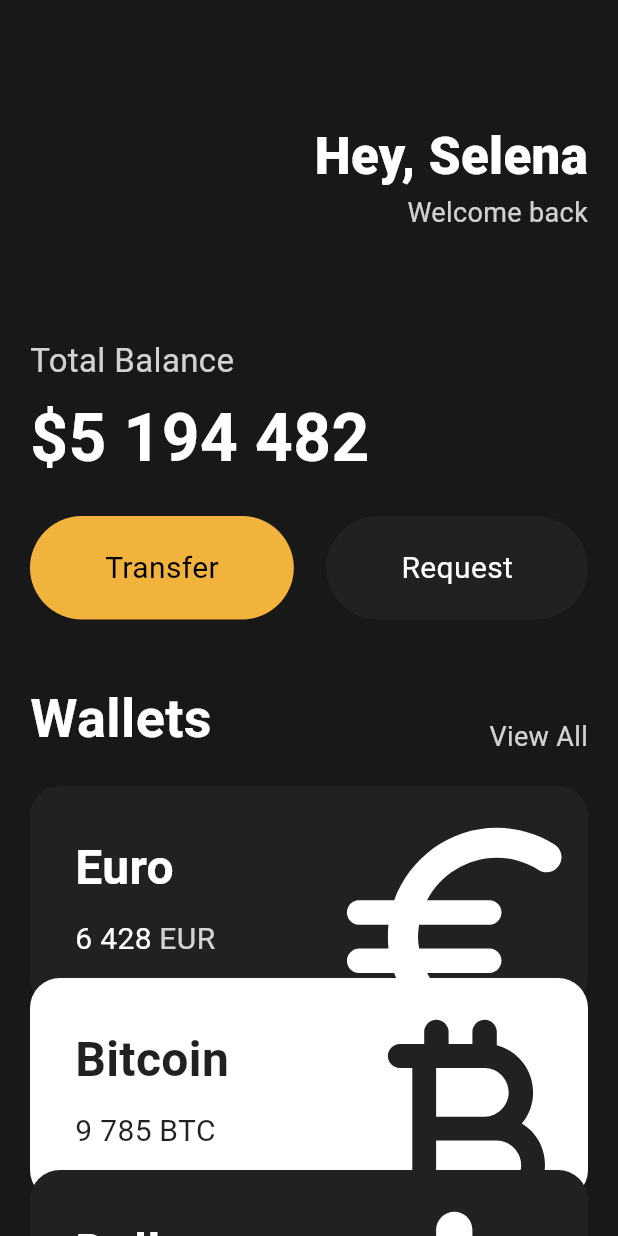
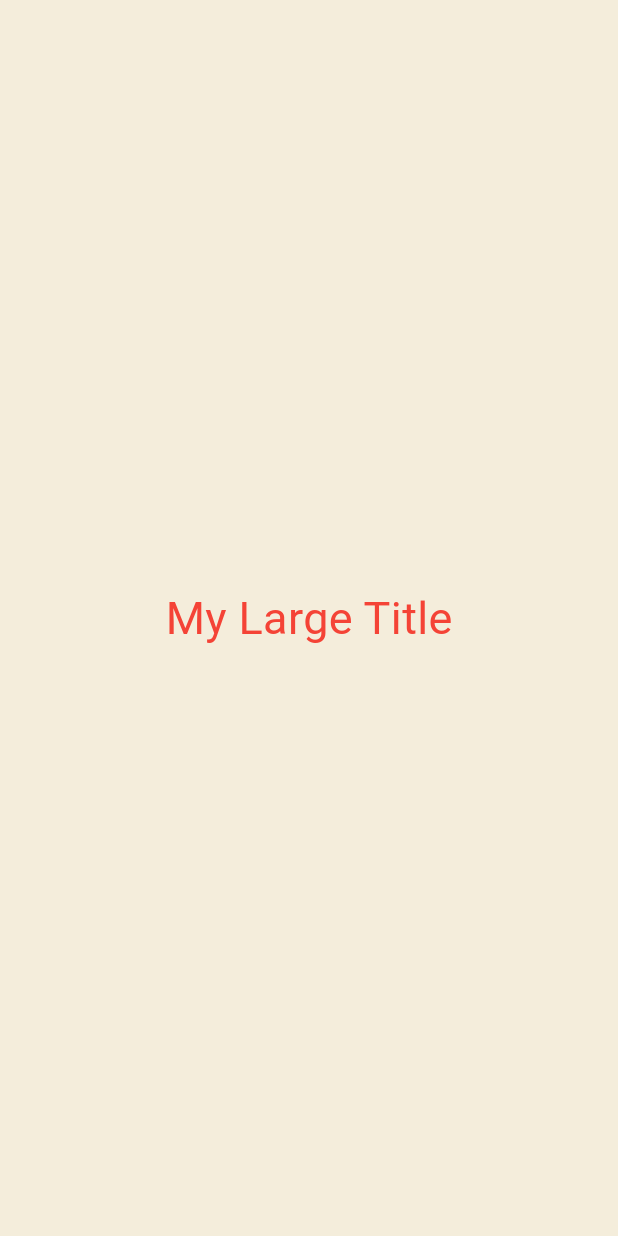
Before and after one commit to wogud556/FlutterHQ, a Flutter app: the screen it shows after launch, on a phone screen of 412 x 824 dp. Run offline on Flutter 3.47's test engine with Material 3 defaults, Android fonts, the phone set to English and light mode, and no system bars.

Commit message:
20240224

```diff
--- a/Flutter_Nomad/project/toonflix/lib/main.dart
+++ b/Flutter_Nomad/project/toonflix/lib/main.dart
@@ -22,146 +22,67 @@ void main() {
   runApp(const App());
 }
 
-class App extends StatelessWidget {
+class App extends StatefulWidget {
   const App({super.key});
 
+  @override
+  State<App> createState() => _AppState();
+}
+
+class _AppState extends State<App> {
   //statelessWidget은 widget을 상속받으므로 build를 구현해야함
+  List<int> numbers = [];
+
+  void onClicked() {
+    setState(() {
+      numbers.add(numbers.length);
+    });
+  }
+
+  void onClicked2() {
+    setState(() {
+      numbers.removeLast();
+    });
+  }
+
   @override
   Widget build(BuildContext context) {
     // TODO: implement build
     //머터리얼이나 쿠퍼티노를 리턴해줌
     return MaterialApp(
-      home: Scaffold(
-        // 화면의 구성이나 구조같은 것을 지정해주는 클래스
-        //입력코드로 색상 입력 Color(0xFF181818)
-        //Color.fromRGBO(255,255,255,255)
-        backgroundColor: const Color(0xFF181818),
-        body: SingleChildScrollView(
-          child: Padding(
-            padding: const EdgeInsets.symmetric(horizontal: 20),
-            child: Column(
-              crossAxisAlignment: CrossAxisAlignment.start,
-              children: [
-                const SizedBox(
-                  height: 80,
-                ),
-                Row(
-                  //메인의 위치
-                  mainAxisAlignment: MainAxisAlignment.end,
-                  children: [
-                    Column(
-                      //해당 Children의 위치
-                      crossAxisAlignment: CrossAxisAlignment.end,
-                      children: [
-                        const Text(
-                          'Hey, Selena',
-                          style: TextStyle(
-                            color: Colors.white,
-                            fontSize: 34,
-                            fontWeight: FontWeight.w800,
-                          ),
-                        ),
-                        Text(
-                          'Welcome back',
-                          style: TextStyle(
-                              color: Colors.white.withOpacity(0.8),
-                              fontSize: 18),
-                        ),
-                      ],
-                    )
-                  ],
-                ),
-                const SizedBox(
-                  height: 70,
-                ),
-                Text(
-                  'Total Balance',
-                  style: TextStyle(
-                    fontSize: 22,
-                    color: Colors.white.withOpacity(0.8),
-                  ),
-                ),
-                const SizedBox(
-                  height: 5,
-                ),
-                const Text(
-                  '\$5 194 482',
-                  style: TextStyle(
-                    fontSize: 44,
-                    fontWeight: FontWeight.w600,
-                    color: Colors.white,
-                  ),
-                ),
-                const SizedBox(
-                  height: 20,
-                ),
-                const Row(
-                  mainAxisAlignment: MainAxisAlignment.spaceBetween,
-                  children: [
-                    Button(
-                        text: 'Transfer',
-                        bgColor: Color(0xFFF1B33B),
-                        textColor: Colors.black),
-                    Button(
-                        text: 'Request',
-                        bgColor: Color(0xFF1F2123),
-                        textColor: Colors.white)
-                  ],
-                ),
-                const SizedBox(
-                  height: 40,
-                ),
-                Row(
-                  crossAxisAlignment: CrossAxisAlignment.end,
-                  mainAxisAlignment: MainAxisAlignment.spaceBetween,
-                  children: [
-                    const Text(
-                      'Wallets',
-                      style: TextStyle(
-                        color: Colors.white,
-                        fontSize: 36,
-                        fontWeight: FontWeight.w600,
-                      ),
-                    ),
-                    Text('View All',
-                        style: TextStyle(
-                          color: Colors.white.withOpacity(0.8),
-                          fontSize: 18,
-                        )),
-                  ],
-                ),
-                const SizedBox(
-                  height: 20,
-                ),
-                const CurrencyCard(
-                  name: 'Euro',
-                  code: 'EUR',
-                  amount: '6 428',
-                  icon: Icons.euro_rounded,
-                  isInverted: false,
-                  order: 1,
-                ),
-                const CurrencyCard(
-                  name: 'Bitcoin',
-                  code: 'BTC',
-                  amount: '9 785',
-                  icon: Icons.currency_bitcoin_rounded,
-                  isInverted: true,
-                  order: 2,
-                ),
-                const CurrencyCard(
-                  name: 'Dollar',
-                  code: 'USD',
-                  amount: '1 564',
-                  icon: Icons.attach_money_rounded,
-                  isInverted: false,
-                  order: 3,
-                ),
-              ],
-            ),
+      theme: ThemeData(
+        textTheme: const TextTheme(
+          titleLarge: TextStyle(
+            color: Colors.red,
+          ),
+        ),
+      ),
+      home: const Scaffold(
+        backgroundColor: Color(0xFFF4EDDB),
+        body: Center(
+          child: Column(
+            mainAxisAlignment: MainAxisAlignment.center,
+            children: [
+              MyLargeTitle(),
+            ],
           ),
         ),
       ),
     );
   }
 }
+
+class MyLargeTitle extends StatelessWidget {
+  const MyLargeTitle({super.key});
+
+  @override
+  Widget build(BuildContext context) {
+    return Text(
+      'My Large Title',
+      style: TextStyle(
+        fontSize: 30,
+        color: Theme.of(context).textTheme.titleLarge!.color,
+      ),
+    );
+  }
+}
--- a/Flutter_Nomad/project/toonflix/lib/main copy.dart
+++ b/Flutter_Nomad/project/toonflix/lib/main_second.dart
@@ -31,10 +31,18 @@ class App extends StatefulWidget {
 
 class _AppState extends State<App> {
   //statelessWidget은 widget을 상속받으므로 build를 구현해야함
-  int counter = 0;
+  List<int> numbers = [];
 
   void onClicked() {
-    counter = counter + 1;
+    setState(() {
+      numbers.add(numbers.length);
+    });
+  }
+
+  void onClicked2() {
+    setState(() {
+      numbers.removeLast();
+    });
   }
 
   @override
@@ -48,19 +56,20 @@ class _AppState extends State<App> {
           child: Column(
             mainAxisAlignment: MainAxisAlignment.center,
             children: [
-              const Text(
-                'Click Count',
-                style: TextStyle(fontSize: 30),
-              ),
-              Text(
-                '$counter',
-                style: const TextStyle(fontSize: 30),
-              ),
+              const MyLargeTitle(),
+              for (var n in numbers) Text('$n'),
               IconButton(
                 iconSize: 40,
                 onPressed: onClicked,
                 icon: const Icon(
                   Icons.add_box_rounded,
+                ),
+              ),
+              IconButton(
+                iconSize: 40,
+                onPressed: onClicked2,
+                icon: const Icon(
+                  Icons.delete,
                 ),
               ),
             ],
@@ -70,3 +79,17 @@ class _AppState extends State<App> {
     );
   }
 }
+
+class MyLargeTitle extends StatelessWidget {
+  const MyLargeTitle({
+    super.key,
+  });
+
+  @override
+  Widget build(BuildContext context) {
+    return const Text(
+      'My Large Title',
+      style: TextStyle(fontSize: 30),
+    );
+  }
+}
```
Also changed, not shown: Flutter_Nomad/project/toonflix/lib/main_first.dart (added, +167 -0 lines), 1 other file.
